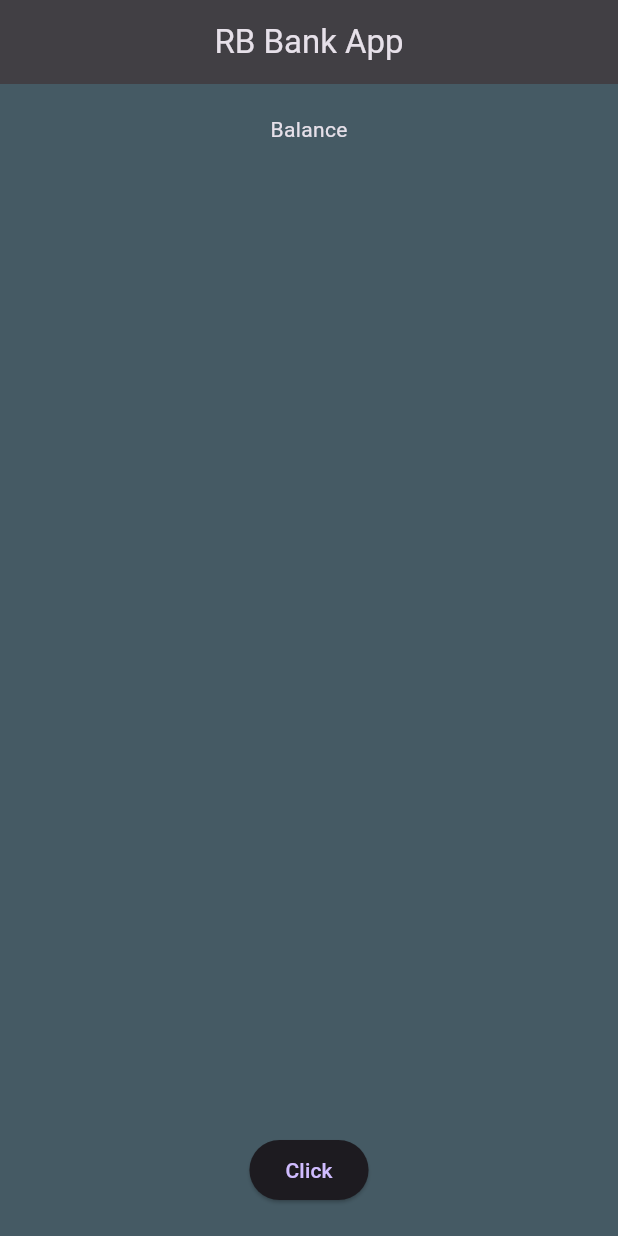
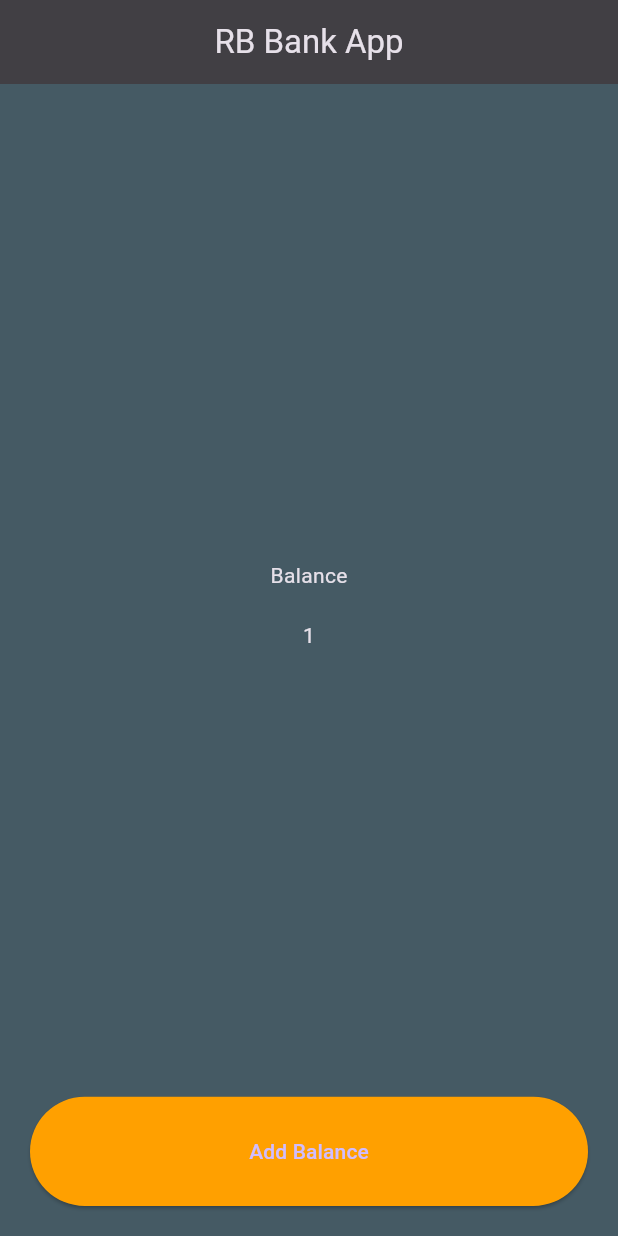
Before and after one commit to makgr/rbbankapp, a Flutter app: the screen it shows after launch, on a phone screen of 412 x 824 dp. Run offline on Flutter 3.47's test engine with Material 3 defaults, Android fonts, the phone set to English and light mode, and no system bars.

Commit message:
button styling

```diff
--- a/lib/main.dart
+++ b/lib/main.dart
@@ -1,4 +1,6 @@
+import 'package:flutter/cupertino.dart';
 import 'package:flutter/material.dart';
+import 'package:flutter/widgets.dart';
 
 void main() {
   runApp(const MyApp());
@@ -15,12 +17,14 @@
   Widget build(BuildContext context) {
     return MaterialApp(
       title: 'Flutter Demo',
-      theme: ThemeData.dark(),
+      theme: ThemeData.dark(
+        useMaterial3: true,
+      ),
       home: Scaffold(
         appBar: AppBar(
           backgroundColor: const Color.fromARGB(255, 65, 63, 68),
           centerTitle: true,
-          title: Text('RB Bank App'),
+          title: const Text('RB Bank App'),
         ),
         body: Container(
           padding: EdgeInsets.all(20),
@@ -30,10 +34,28 @@
           child: Column(
             mainAxisAlignment: MainAxisAlignment.spaceBetween,
             children: [
-              Text("Balance"),
-              ElevatedButton(
-                onPressed: aFunction,
-                child: Text("Click"),
+              Expanded(
+                flex: 9,
+                child: Column(
+                  mainAxisAlignment: MainAxisAlignment.center,
+                  children: [
+                    Text("Balance"),
+                    SizedBox(
+                      height: 20,
+                    ),
+                    Text("1"),
+                  ],
+                ),
+              ),
+              Expanded(
+                flex: 1,
+                child: ElevatedButton(
+                  onPressed: aFunction,
+                  style: ElevatedButton.styleFrom(
+                      backgroundColor: Colors.amber[700],
+                      minimumSize: Size(double.infinity, 0)),
+                  child: Text("Add Balance"),
+                ),
               ),
             ],
           ),
```
